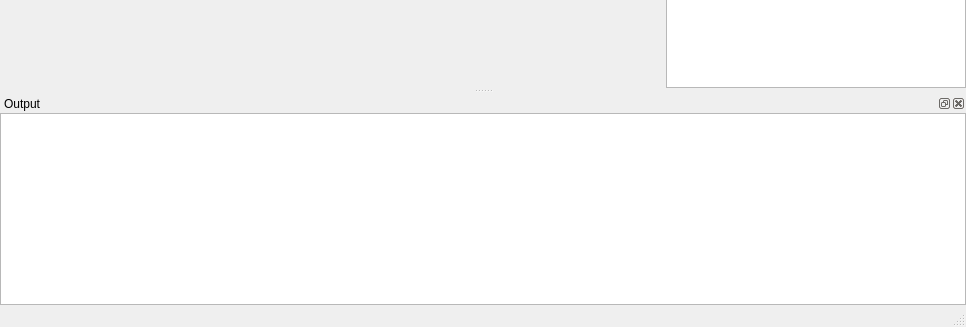
First picture: the form in ui/mainwindow.ui, repository jepaynedev/MailPrep, before the edit; both pictures show x 0 to 966 and y 324 to 651 of the 966 by 651 pixel window.
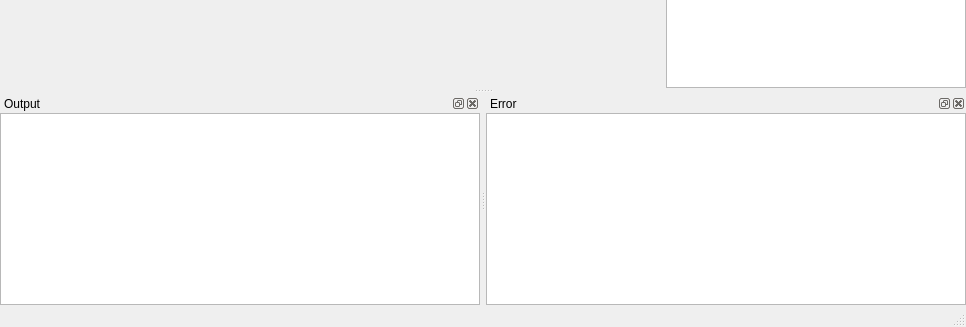
Second picture: the form after the edit. Custom widgets are drawn as their Qt base class.

Commit message:
Add error box and update toggle view actions
* Add dock with plain text box for error output
* Remove custom actions for toggling dock views
* Replace menu actions with toggle dock views from method in code

The edit to the form file:
```diff
--- a/ui/mainwindow.ui
+++ b/ui/mainwindow.ui
@@ -168,7 +168,48 @@
       <number>0</number>
      </property>
      <item>
-      <widget class="QPlainTextEdit" name="plainTextEdit_output"/>
+      <widget class="QPlainTextEdit" name="plainTextEdit_output">
+       <property name="readOnly">
+        <bool>true</bool>
+       </property>
+      </widget>
+     </item>
+    </layout>
+   </widget>
+  </widget>
+  <widget class="QDockWidget" name="dockWidget_errorWindow">
+   <property name="enabled">
+    <bool>true</bool>
+   </property>
+   <property name="windowTitle">
+    <string>Error</string>
+   </property>
+   <attribute name="dockWidgetArea">
+    <number>8</number>
+   </attribute>
+   <widget class="QWidget" name="dockWidgetContents">
+    <layout class="QVBoxLayout" name="verticalLayout_4">
+     <property name="spacing">
+      <number>0</number>
+     </property>
+     <property name="leftMargin">
+      <number>0</number>
+     </property>
+     <property name="topMargin">
+      <number>0</number>
+     </property>
+     <property name="rightMargin">
+      <number>0</number>
+     </property>
+     <property name="bottomMargin">
+      <number>0</number>
+     </property>
+     <item>
+      <widget class="QPlainTextEdit" name="plainTextEdit_error">
+       <property name="readOnly">
+        <bool>true</bool>
+       </property>
+      </widget>
      </item>
     </layout>
    </widget>
```
Left out of the diff: 48 changed lines with no effect on the pictures. The commit also changes 1 other file.
